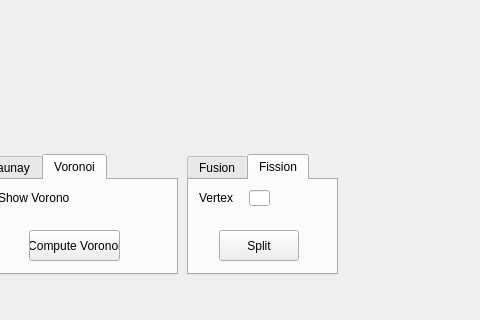
Aros69/MeshComputation, file mainwindow.ui: the form before one commit; both pictures show x 323 to 803 and y 243 to 563 of the 803 by 563 pixel window.
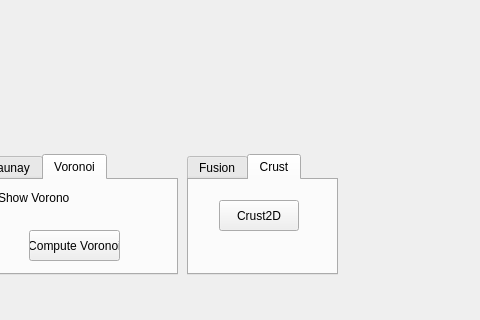
The form after the commit. The open tabs and pages were chosen to show the change. Custom widgets are drawn as their Qt base class.

Commit message: Crust2D init

The edit to the form file:
```diff
--- a/mainwindow.ui
+++ b/mainwindow.ui
@@ -569,42 +569,19 @@
     </widget>
     <widget class="QWidget" name="tab_2">
      <attribute name="title">
-      <string>Fission</string>
+      <string>Crust</string>
      </attribute>
-     <widget class="QLineEdit" name="splitVertexID">
-      <property name="geometry">
-       <rect>
-        <x>60</x>
-        <y>10</y>
-        <width>21</width>
-        <height>16</height>
-       </rect>
-      </property>
-     </widget>
-     <widget class="QLabel" name="label_4">
-      <property name="geometry">
-       <rect>
-        <x>10</x>
-        <y>10</y>
-        <width>45</width>
-        <height>16</height>
-       </rect>
-      </property>
-      <property name="text">
-       <string>Vertex</string>
-      </property>
-     </widget>
-     <widget class="QPushButton" name="splitVertexButton">
+     <widget class="QPushButton" name="crust2DButton">
       <property name="geometry">
        <rect>
         <x>30</x>
-        <y>50</y>
+        <y>20</y>
         <width>80</width>
         <height>31</height>
        </rect>
       </property>
       <property name="text">
-       <string>Split</string>
+       <string>Crust2D</string>
       </property>
      </widget>
     </widget>
```
Left out of the diff: 2 changed lines with no effect on the pictures. The commit also changes 11 other files.
